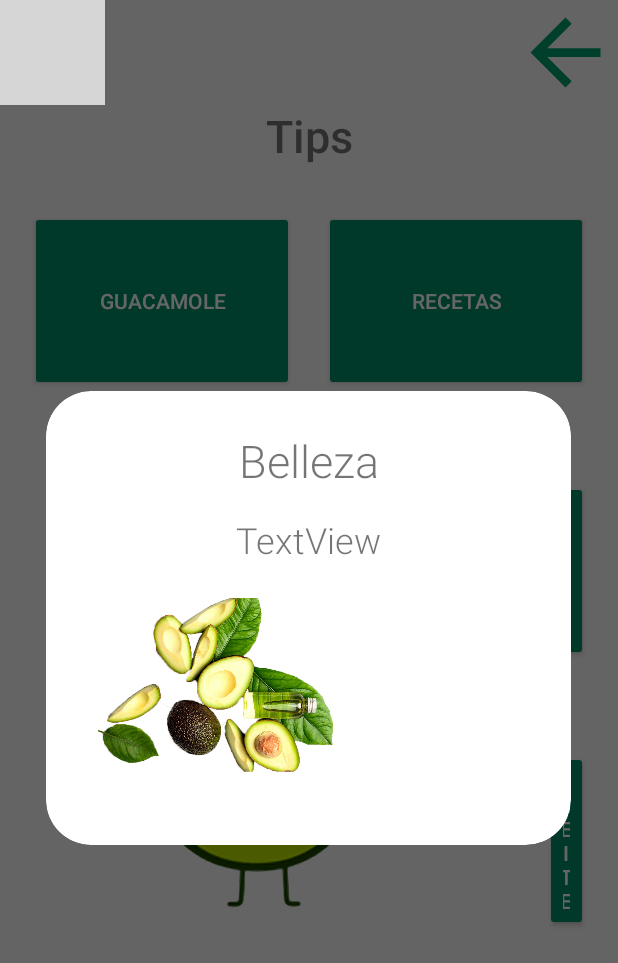
After one commit to UPclopezpProjects/AplicacionMovil, an Android app: the fragment Belleza placed in its activity, on a phone screen of 412 x 824 dp. The commit adds this screen. Shown: the top 963 px of the screen. Run offline under Robolectric (Android 15) with nearby library versions, the phone set to English and light mode, and no system bars; grey boxes are pictures that could not be loaded.

Commit message:
Tip
Ya quedaron los diseños del dialog tip solo faltan los textos

```diff
--- /dev/null
+++ b/app/src/main/java/com/example/desarrolloresidencia/UI/AlertDialog/Belleza.kt
@@ -0,0 +1,44 @@
+package com.example.desarrolloresidencia.UI.AlertDialog
+
+import android.os.Bundle
+import androidx.fragment.app.Fragment
+import android.view.LayoutInflater
+import android.view.View
+import android.view.ViewGroup
+import androidx.fragment.app.DialogFragment
+import com.example.desarrolloresidencia.R
+import com.example.desarrolloresidencia.databinding.FragmentBellezaBinding
+import com.example.desarrolloresidencia.databinding.FragmentRecetasBinding
+
+class Belleza : DialogFragment() {
+
+    private var _binding: FragmentBellezaBinding?= null
+    private val binding get() = _binding!!
+
+    override fun onCreate(savedInstanceState: Bundle?) {
+        super.onCreate(savedInstanceState)
+    }
+
+    override fun onCreateView(inflater: LayoutInflater, container: ViewGroup?, savedInstanceState: Bundle?): View? {
+
+        dialog?.window?.setBackgroundDrawableResource(R.drawable.round_corner)
+        _binding = FragmentBellezaBinding.inflate(inflater, container, false)
+        val view = binding.root
+        return  view
+
+    //return inflater.inflate(R.layout.fragment_belleza, container, false)
+    }
+
+    override fun onStart() {
+        super.onStart()
+        val width = (resources.displayMetrics.widthPixels * 0.85).toInt()
+        val height = (resources.displayMetrics.heightPixels * 0.40).toInt()
+        dialog!!.window?.setLayout(width, ViewGroup.LayoutParams.WRAP_CONTENT)
+    }
+
+    override fun onDestroy() {
+        super.onDestroy()
+        _binding = null
+    }
+
+}
--- a/app/src/main/java/com/example/desarrolloresidencia/UI/Tips.kt
+++ b/app/src/main/java/com/example/desarrolloresidencia/UI/Tips.kt
@@ -2,7 +2,14 @@ package com.example.desarrolloresidencia.UI
 
 import androidx.appcompat.app.AppCompatActivity
 import android.os.Bundle
+import android.view.View
+import android.widget.Toast
+import androidx.appcompat.app.AlertDialog
 import com.example.desarrolloresidencia.R
+import com.example.desarrolloresidencia.UI.AlertDialog.Aceite
+import com.example.desarrolloresidencia.UI.AlertDialog.Belleza
+import com.example.desarrolloresidencia.UI.AlertDialog.Guacamole
+import com.example.desarrolloresidencia.UI.AlertDialog.Recetas
 import com.example.desarrolloresidencia.databinding.ActivityTipsBinding
 import com.example.desarrolloresidencia.databinding.ActivityTrazabilidadBinding
 
@@ -19,5 +26,24 @@ class Tips : AppCompatActivity() {
         binding.BTVolver.setOnClickListener{
             finish()
         }
+
+        binding.BTGuacamole.setOnClickListener {
+            Guacamole().show(supportFragmentManager, "Guacamole")
+        }
+
+        binding.BTRecetas.setOnClickListener {
+            Recetas().show(supportFragmentManager, "Recetas")
+        }
+
+        binding.BTBelleza.setOnClickListener {
+            Belleza().show(supportFragmentManager, "Belleza")
+        }
+
+        binding.BTAceite.setOnClickListener {
+            Aceite().show(supportFragmentManager, "Belleza")
+        }
     }
+
+
+
 }
--- /dev/null
+++ b/app/src/main/res/drawable/round_corner.xml
@@ -0,0 +1,12 @@
+<?xml version="1.0" encoding="utf-8"?>
+<shape xmlns:android="http://schemas.android.com/apk/res/android">
+    <solid
+        android:color="#FFFFFF"/>
+    <corners
+        android:radius="30dp" />
+    <padding
+        android:left="10dp"
+        android:top="10dp"
+        android:right="10dp"
+        android:bottom="10dp" />
+</shape>
--- /dev/null
+++ b/app/src/main/res/layout/fragment_belleza.xml
@@ -0,0 +1,51 @@
+<?xml version="1.0" encoding="utf-8"?>
+<androidx.constraintlayout.widget.ConstraintLayout xmlns:android="http://schemas.android.com/apk/res/android"
+    xmlns:app="http://schemas.android.com/apk/res-auto"
+    xmlns:tools="http://schemas.android.com/tools"
+    android:layout_width="match_parent"
+    android:layout_height="match_parent"
+    tools:context=".UI.AlertDialog.Belleza">
+
+    <TextView
+        android:id="@+id/textView26"
+        android:layout_width="wrap_content"
+        android:layout_height="wrap_content"
+        android:layout_marginStart="16dp"
+        android:layout_marginTop="16dp"
+        android:layout_marginEnd="16dp"
+        android:fontFamily="sans-serif-light"
+        android:text="Belleza"
+        android:textSize="30sp"
+        app:layout_constraintEnd_toEndOf="parent"
+        app:layout_constraintStart_toStartOf="parent"
+        app:layout_constraintTop_toTopOf="parent"
+        tools:ignore="MissingConstraints" />
+
+    <TextView
+        android:id="@+id/textView27"
+        android:layout_width="wrap_content"
+        android:layout_height="wrap_content"
+        android:layout_marginStart="16dp"
+        android:layout_marginTop="16dp"
+        android:layout_marginEnd="16dp"
+        android:fontFamily="sans-serif-light"
+        android:text="TextView"
+        android:textSize="24sp"
+        app:layout_constraintEnd_toEndOf="parent"
+        app:layout_constraintStart_toStartOf="parent"
+        app:layout_constraintTop_toBottomOf="@+id/textView26" />
+
+    <ImageView
+        android:id="@+id/imageView8"
+        android:layout_width="165dp"
+        android:layout_height="161dp"
+        android:layout_marginStart="16dp"
+        android:layout_marginEnd="16dp"
+        android:layout_marginBottom="16dp"
+        app:layout_constraintBottom_toBottomOf="parent"
+        app:layout_constraintEnd_toEndOf="parent"
+        app:layout_constraintHorizontal_bias="0.065"
+        app:layout_constraintStart_toStartOf="parent"
+        app:layout_constraintTop_toBottomOf="@+id/textView27"
+        app:srcCompat="@drawable/belleza" />
+</androidx.constraintlayout.widget.ConstraintLayout>
--- a/app/src/main/res/values/strings.xml
+++ b/app/src/main/res/values/strings.xml
@@ -31,4 +31,6 @@
     <string name="id">Id:</string>
     <string name="escenario">Escenario:</string>
     <string name="escenario_previo">Escenario previo:</string>
+    <!-- TODO: Remove or change this placeholder text -->
+    <string name="hello_blank_fragment">Hello blank fragment</string>
 </resources>
```
Also changed, not shown: app/src/main/java/com/example/desarrolloresidencia/UI/AlertDialog/Aceite.kt (added, +42 -0 lines), app/src/main/java/com/example/desarrolloresidencia/UI/AlertDialog/Guacamole.kt (added, +49 -0 lines), app/src/main/java/com/example/desarrolloresidencia/UI/AlertDialog/Recetas.kt (added, +42 -0 lines), app/src/main/res/layout/fragment_aceite.xml (added, +52 -0 lines), app/src/main/res/layout/fragment_guacamole.xml (added, +52 -0 lines), app/src/main/res/layout/fragment_recetas.xml (added, +52 -0 lines), app/src/main/res/drawable/aceite.png (added), app/src/main/res/drawable/belleza.png (added), app/src/main/res/drawable/guacamole.png (added), app/src/main/res/drawable/recetas.png (added).
